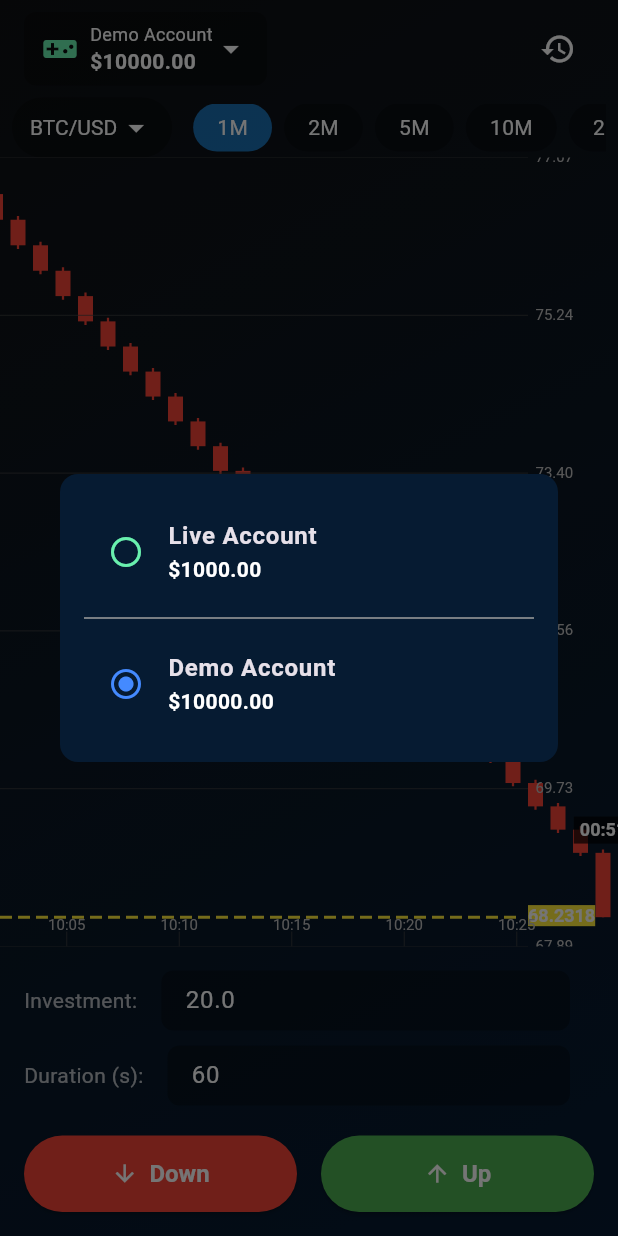
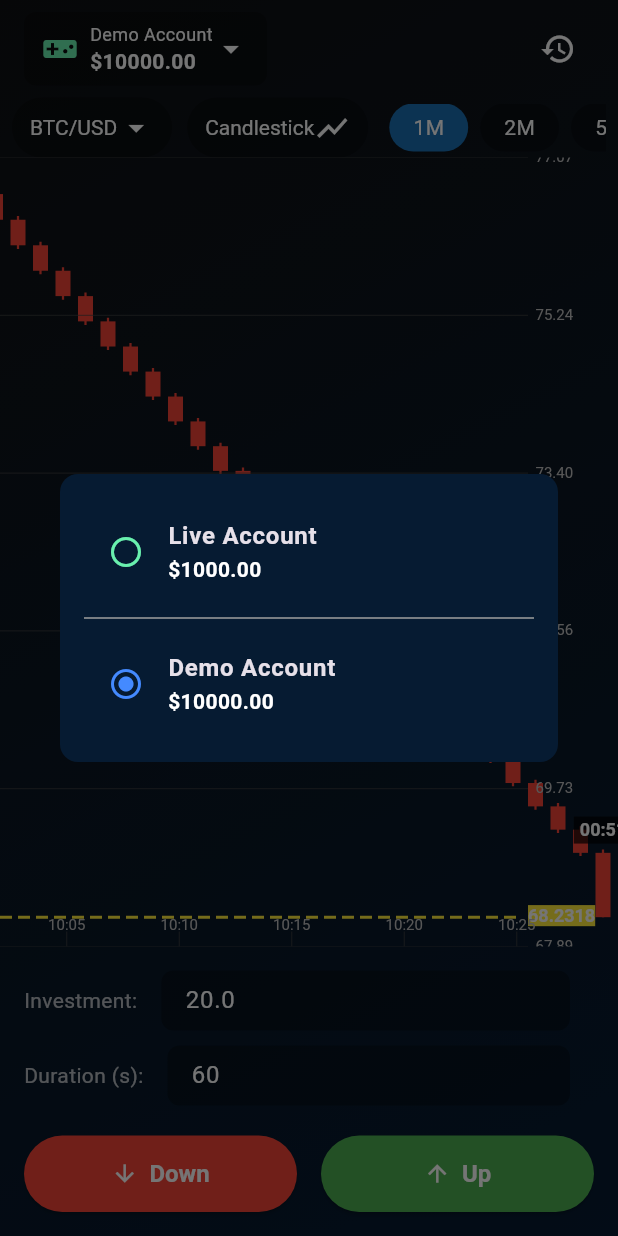
Before and after one commit to programmerrajbhai/trading_home, a Flutter app: the screen it shows after launch, after a tap on "Demo Account", on a phone screen of 412 x 824 dp. Run offline on Flutter 3.47's test engine with Material 3 defaults, Android fonts, the phone set to English and light mode, and no system bars; our stand-ins replace get.

Commit message:
chart type change

```diff
--- a/lib/home/chert.dart
+++ b/lib/home/chert.dart
@@ -12,6 +12,7 @@ class CandlestickChart extends StatefulWidget {
   final List<Trade> runningTrades;
   final int candleTimeRemaining;
   final Timeframe selectedTimeframe;
+  final ChartType selectedChartType; // নতুন প্যারামিটার
 
   const CandlestickChart({
     super.key,
@@ -19,6 +20,7 @@ class CandlestickChart extends StatefulWidget {
     required this.runningTrades,
     required this.candleTimeRemaining,
     required this.selectedTimeframe,
+    required this.selectedChartType, // নতুন প্যারামিটার
   });
 
   @override
@@ -91,6 +93,7 @@ class CandlestickChartState extends State<CandlestickChart> {
           runningTrades: widget.runningTrades,
           candleTimeRemaining: widget.candleTimeRemaining,
           selectedTimeframe: widget.selectedTimeframe,
+          chartType: widget.selectedChartType, // নতুন প্যারামিটার পাস করুন
         ),
         size: Size.infinite,
       ),
@@ -105,6 +108,7 @@ class _CandlestickPainter extends CustomPainter {
   final List<Trade> runningTrades;
   final int candleTimeRemaining;
   final Timeframe selectedTimeframe;
+  final ChartType chartType; // নতুন প্রপার্টি
 
   _CandlestickPainter({
     required this.candles,
@@ -113,6 +117,7 @@ class _CandlestickPainter extends CustomPainter {
     required this.runningTrades,
     required this.candleTimeRemaining,
     required this.selectedTimeframe,
+    required this.chartType, // নতুন প্রপার্টি
   });
 
   @override
@@ -141,24 +146,20 @@ class _CandlestickPainter extends CustomPainter {
       return size.height - ((price - minY) / (maxY - minY)) * size.height;
     }
 
-    // Draw Candles
-    for (int i = 0; i < visibleCandles.length; i++) {
-      final candle = visibleCandles[i];
-      final realIndex = firstVisibleIndex + i;
-      final double x = (realIndex * itemWidth) - horizontalOffset;
-
-      final isBullish = candle.close >= candle.open;
-      final paint = Paint()..color = isBullish ? Colors.green : Colors.red;
-
-      canvas.drawLine(
-        Offset(x + candleWidth / 2, getY(candle.high)),
-        Offset(x + candleWidth / 2, getY(candle.low)),
-        paint..strokeWidth = 1.5,
-      );
-      canvas.drawRect(
-        Rect.fromLTRB(x, getY(isBullish ? candle.close : candle.open), x + candleWidth, getY(isBullish ? candle.open : candle.close)),
-        paint,
-      );
+    // চার্টের ধরন অনুযায়ী আঁকার জন্য switch স্টেটমেন্ট ব্যবহার করুন
+    switch (chartType) {
+      case ChartType.candlestick:
+        _drawCandlestickChart(canvas, size, visibleCandles, firstVisibleIndex,
+            getY, candleWidth, itemWidth);
+        break;
+      case ChartType.line:
+        _drawLineChart(canvas, size, visibleCandles, firstVisibleIndex, getY,
+            itemWidth);
+        break;
+      case ChartType.bar:
+        _drawBarChart(canvas, size, visibleCandles, firstVisibleIndex, getY,
+            candleWidth, itemWidth);
+        break;
     }
 
     // Draw Current Price Line
@@ -203,6 +204,103 @@ class _CandlestickPainter extends CustomPainter {
 
     // Draw Running Trades
     _drawRunningTrades(canvas, size, getY, priceLabelWidth, itemWidth, candleDurationMs);
+  }
+
+  void _drawCandlestickChart(
+      Canvas canvas,
+      Size size,
+      List<CandleData> visibleCandles,
+      int firstVisibleIndex,
+      Function getY,
+      double candleWidth,
+      double itemWidth) {
+    for (int i = 0; i < visibleCandles.length; i++) {
+      final candle = visibleCandles[i];
+      final realIndex = firstVisibleIndex + i;
+      final double x = (realIndex * itemWidth) - horizontalOffset;
+
+      final isBullish = candle.close >= candle.open;
+      final paint = Paint()..color = isBullish ? Colors.green : Colors.red;
+
+      canvas.drawLine(
+        Offset(x + candleWidth / 2, getY(candle.high)),
+        Offset(x + candleWidth / 2, getY(candle.low)),
+        paint..strokeWidth = 1.5,
+      );
+      canvas.drawRect(
+        Rect.fromLTRB(
+            x,
+            getY(isBullish ? candle.close : candle.open),
+            x + candleWidth,
+            getY(isBullish ? candle.open : candle.close)),
+        paint,
+      );
+    }
+  }
+
+  void _drawLineChart(Canvas canvas, Size size, List<CandleData> visibleCandles,
+      int firstVisibleIndex, Function getY, double itemWidth) {
+    final linePaint = Paint()
+      ..color = Colors.blue
+      ..strokeWidth = 2.0
+      ..style = PaintingStyle.stroke;
+
+    final path = Path();
+    for (int i = 0; i < visibleCandles.length; i++) {
+      final candle = visibleCandles[i];
+      final realIndex = firstVisibleIndex + i;
+      final double x =
+          (realIndex * itemWidth) - horizontalOffset + (itemWidth / 4);
+      final double y = getY(candle.close);
+
+      if (i == 0) {
+        path.moveTo(x, y);
+      } else {
+        path.lineTo(x, y);
+      }
+    }
+    canvas.drawPath(path, linePaint);
+  }
+
+  void _drawBarChart(
+      Canvas canvas,
+      Size size,
+      List<CandleData> visibleCandles,
+      int firstVisibleIndex,
+      Function getY,
+      double candleWidth,
+      double itemWidth) {
+    for (int i = 0; i < visibleCandles.length; i++) {
+      final candle = visibleCandles[i];
+      final realIndex = firstVisibleIndex + i;
+      final double x = (realIndex * itemWidth) - horizontalOffset;
+
+      final isBullish = candle.close >= candle.open;
+      final paint = Paint()
+        ..color = isBullish ? Colors.green : Colors.red
+        ..strokeWidth = 1.5;
+
+      // High-low line
+      canvas.drawLine(
+        Offset(x + candleWidth / 2, getY(candle.high)),
+        Offset(x + candleWidth / 2, getY(candle.low)),
+        paint,
+      );
+
+      // Open tick
+      canvas.drawLine(
+        Offset(x, getY(candle.open)),
+        Offset(x + candleWidth / 2, getY(candle.open)),
+        paint,
+      );
+
+      // Close tick
+      canvas.drawLine(
+        Offset(x + candleWidth / 2, getY(candle.close)),
+        Offset(x + candleWidth, getY(candle.close)),
+        paint,
+      );
+    }
   }
 
   void _drawPriceAxis(Canvas canvas, Size size, double minY, double maxY, Function getY, double priceLabelWidth) {
@@ -308,7 +406,7 @@ class _CandlestickPainter extends CustomPainter {
     )..layout();
     textPainter.paint(canvas, position);
   }
-///
+  ///
   void _drawDashedLine(Canvas canvas, Offset start, Offset end, Paint paint, double dashWidth, double dashSpace) {
     double distance = (end - start).distance;
     final double dashCount = (distance / (dashWidth + dashSpace)).floor().toDouble();
--- a/lib/home/controllers/trading_controller.dart
+++ b/lib/home/controllers/trading_controller.dart
@@ -32,6 +32,9 @@ class TradingController extends GetxController {
 
   final TextEditingController investmentController = TextEditingController(text: '20.0');
   final TextEditingController durationController = TextEditingController(text: '60');
+
+  // নতুন ভেরিয়েবল
+  final Rx<ChartType> selectedChartType = ChartType.candlestick.obs;
 
   List<Trade> get combinedTradeList {
     final list = [...runningTrades, ...tradeHistory];
@@ -251,6 +254,12 @@ class TradingController extends GetxController {
     selectedTimeframe.value = tf;
     _aggregateCandles();
   }
+
+  // নতুন মেথড
+  void changeChartType(ChartType chartType) {
+    selectedChartType.value = chartType;
+  }
+
   void setInvestmentAmount(double amount) { investmentAmount.value = amount; }
   void setTradeDuration(int seconds) { tradeDurationSeconds.value = seconds; }
   void switchAccount(bool toLive) { isLiveAccount.value = toLive; }
--- a/lib/home/home.dart
+++ b/lib/home/home.dart
@@ -37,6 +37,7 @@ class HomePage extends StatelessWidget {
                     runningTrades: controller.runningTrades,
                     candleTimeRemaining: controller.candleTimeRemaining.value,
                     selectedTimeframe: controller.selectedTimeframe.value,
+                    selectedChartType: controller.selectedChartType.value, // এই লাইনটি যোগ করা হয়েছে
                   ),
                 ),
               ),
--- a/lib/home/utils/enums.dart
+++ b/lib/home/utils/enums.dart
@@ -23,3 +23,6 @@ enum Asset {
   const Asset(this.label);
   final String label;
 }
+
+// নতুন এই enum-টি যোগ করা হয়েছে
+enum ChartType { candlestick, line, bar }
--- a/lib/home/widgets/timeframe_selector.dart
+++ b/lib/home/widgets/timeframe_selector.dart
@@ -17,6 +17,8 @@ class TimeframeSelector extends StatelessWidget {
         mainAxisAlignment: MainAxisAlignment.spaceBetween,
         children: [
           _buildAssetSelector(),
+          const SizedBox(width: 10),
+          _buildChartTypeSelector(), // নতুন চার্ট টাইপ সিলেক্টর
           const SizedBox(width: 10),
           Expanded(
             child: Obx(() => SingleChildScrollView(
@@ -70,4 +72,36 @@ class TimeframeSelector extends StatelessWidget {
       ),
     ));
   }
+
+  // নতুন এই উইজেটটি যোগ করা হয়েছে
+  Widget _buildChartTypeSelector() {
+    return Obx(() => Container(
+      padding: const EdgeInsets.symmetric(horizontal: 12, vertical: 6),
+      decoration: BoxDecoration(
+        color: Colors.black.withOpacity(0.3),
+        borderRadius: BorderRadius.circular(20),
+      ),
+      child: DropdownButtonHideUnderline(
+        child: DropdownButton<ChartType>(
+          value: controller.selectedChartType.value,
+          dropdownColor: Colors.black.withOpacity(0.8),
+          icon: const Icon(Icons.show_chart, color: Colors.white),
+          style: const TextStyle(color: Colors.white),
+          onChanged: (ChartType? newValue) {
+            if (newValue != null) {
+              controller.changeChartType(newValue);
+            }
+          },
+          items: ChartType.values
+              .map<DropdownMenuItem<ChartType>>((ChartType value) {
+            return DropdownMenuItem<ChartType>(
+              value: value,
+              child: Text(value.name[0].toUpperCase() +
+                  value.name.substring(1)),
+            );
+          }).toList(),
+        ),
+      ),
+    ));
+  }
 }
```
